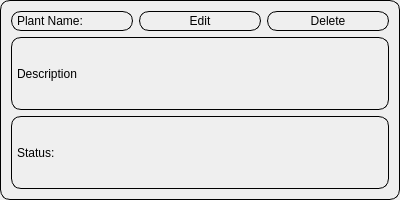
Above: ui/cardtemplate.ui from BibekTripathy/PlantCareApp before the change. Below: the same form after it.
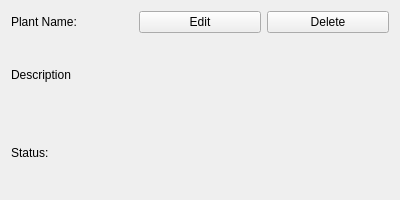
That is the form after the change.

The edit to the form file:
```diff
--- a/ui/cardtemplate.ui
+++ b/ui/cardtemplate.ui
@@ -32,9 +32,7 @@
    <string>Form</string>
   </property>
   <property name="styleSheet">
-   <string notr="true">border: 1px solid #000000;
-border-radius: 10px;
-padding: 2px;</string>
+   <string notr="true"/>
   </property>
   <layout class="QVBoxLayout" name="verticalLayout_6">
    <item>
```
